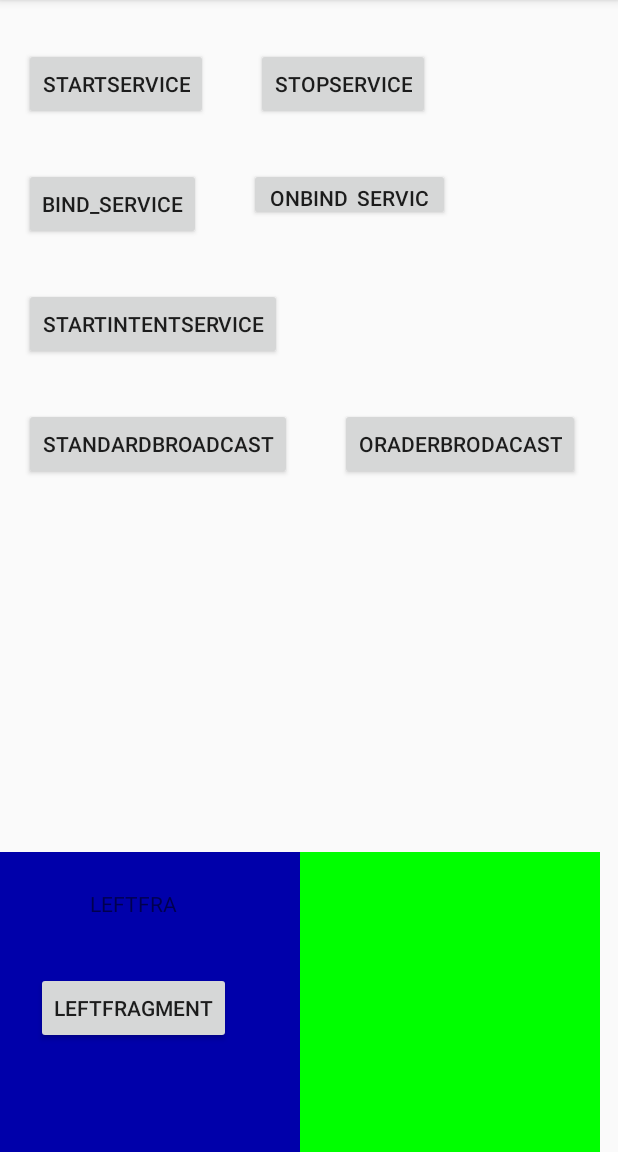
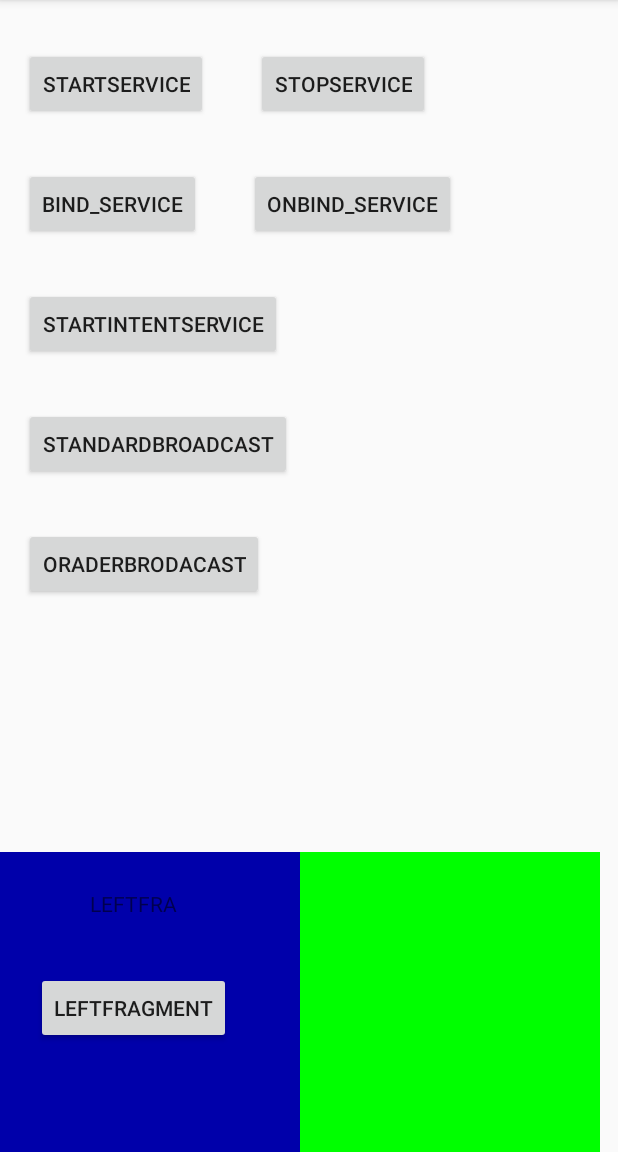
Before and after one commit to haoxiangkaixuea/Work-Two-Week, an Android app: the screen it shows after launch (MainActivity), on a phone screen of 412 x 824 dp, the part 84-1236 px from its top. Run offline under Robolectric (Android 15) with nearby library versions, the phone set to English and light mode, and no system bars.

Commit message:
代码完善二

```diff
--- a/app/src/main/java/cn/edu/scujcc/worktwoweek/AnotherBroadcastReceiver.java
+++ b/app/src/main/java/cn/edu/scujcc/worktwoweek/AnotherBroadcastReceiver.java
@@ -3,11 +3,13 @@ package cn.edu.scujcc.worktwoweek;
 import android.content.BroadcastReceiver;
 import android.content.Context;
 import android.content.Intent;
+import android.util.Log;
 import android.widget.Toast;
 
 public class AnotherBroadcastReceiver extends BroadcastReceiver {
     @Override
     public void onReceive(Context context, Intent intent) {
         Toast.makeText(context, "received in orderAnotherBroadcastReceiver", Toast.LENGTH_SHORT).show();
+        Log.d("Another","AnotherBroadcastReceiver");
     }
 }
--- a/app/src/main/java/cn/edu/scujcc/worktwoweek/BootCompletReceiver.java
+++ b/app/src/main/java/cn/edu/scujcc/worktwoweek/BootCompletReceiver.java
@@ -3,6 +3,7 @@ package cn.edu.scujcc.worktwoweek;
 import android.content.BroadcastReceiver;
 import android.content.Context;
 import android.content.Intent;
+import android.util.Log;
 import android.widget.Toast;
 
 public class BootCompletReceiver extends BroadcastReceiver {
--- a/app/src/main/java/cn/edu/scujcc/worktwoweek/MainActivity.java
+++ b/app/src/main/java/cn/edu/scujcc/worktwoweek/MainActivity.java
@@ -105,8 +105,6 @@ public class MainActivity extends AppCompatActivity implements View.OnClickListe
         sendStandardBroadcast.setOnClickListener(v -> {
             Intent intent = new Intent("com.example.broadcasttest.MY_BROADCAST");
              sendBroadcast(intent);
-
-
         });
         //有序广播
         sendOrderBroadcast=findViewById(R.id.send_orderbroadcast);
--- a/app/src/main/java/cn/edu/scujcc/worktwoweek/MyBroaodcastReceiver.java
+++ b/app/src/main/java/cn/edu/scujcc/worktwoweek/MyBroaodcastReceiver.java
@@ -3,12 +3,14 @@ package cn.edu.scujcc.worktwoweek;
 import android.content.BroadcastReceiver;
 import android.content.Context;
 import android.content.Intent;
+import android.util.Log;
 import android.widget.Toast;
 
 public class MyBroaodcastReceiver extends BroadcastReceiver {
     @Override
     public void onReceive(Context context, Intent intent) {
         Toast.makeText(context, "received in standreMyBroaodcastReceiver", Toast.LENGTH_SHORT).show();
+        Log.d("standre","standreMyBroaodcastReceiver");
         //在onReceive中调用abortBroadcast方法表示截断这条广播，后面的广播接收器无法收到这条广播。
        //abortBroadcast();
     }
--- a/app/src/main/res/layout/activity_main.xml
+++ b/app/src/main/res/layout/activity_main.xml
@@ -75,8 +75,8 @@
 
     <Button
         android:id="@+id/onbind_service"
-        android:layout_width="134dp"
-        android:layout_height="35dp"
+        android:layout_width="wrap_content"
+        android:layout_height="wrap_content"
         android:layout_marginStart="32dp"
         android:text="Onbind_Service"
         app:layout_constraintStart_toEndOf="@+id/bind_service"
@@ -104,9 +104,9 @@
         android:id="@+id/send_orderbroadcast"
         android:layout_width="wrap_content"
         android:layout_height="wrap_content"
-        android:layout_marginStart="32dp"
+        android:layout_marginTop="32dp"
         android:text="OraderBrodacast"
-        app:layout_constraintStart_toEndOf="@+id/send_broadcast"
-        app:layout_constraintTop_toTopOf="@+id/send_broadcast" />
+        app:layout_constraintStart_toStartOf="@+id/send_broadcast"
+        app:layout_constraintTop_toBottomOf="@+id/send_broadcast" />
 
 </androidx.constraintlayout.widget.ConstraintLayout>
```
Also changed, not shown: app/src/main/AndroidManifest.xml (+5 -2 lines), app/src/main/java/cn/edu/scujcc/worktwoweek/MyService.java (+47 -20 lines).
